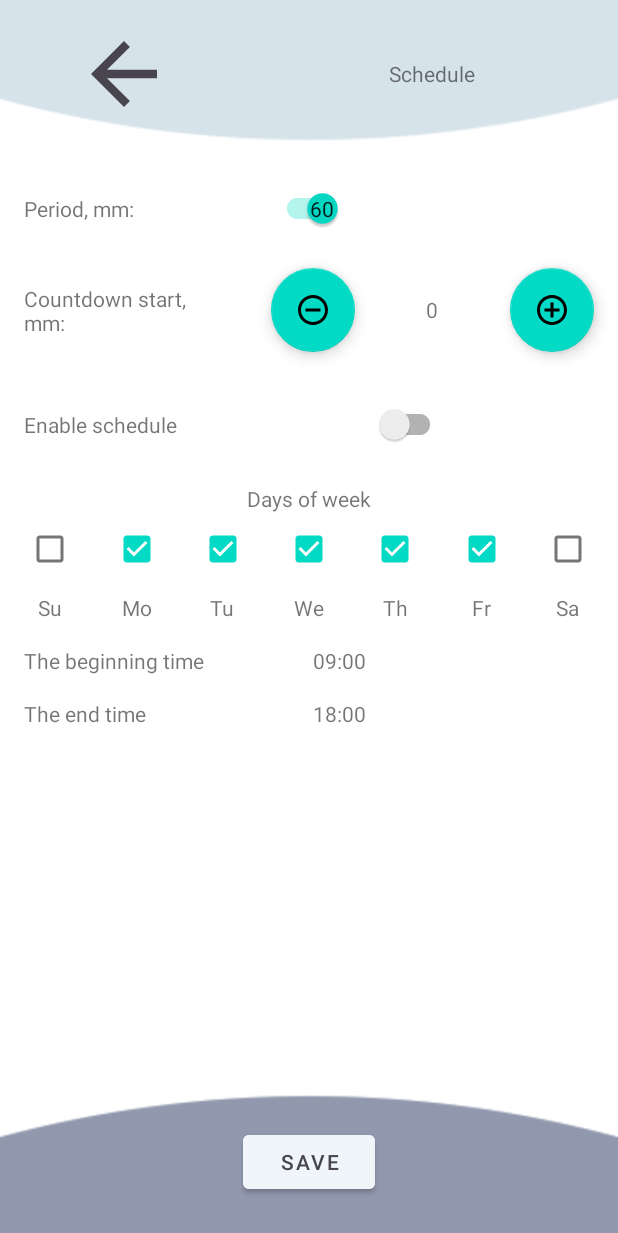
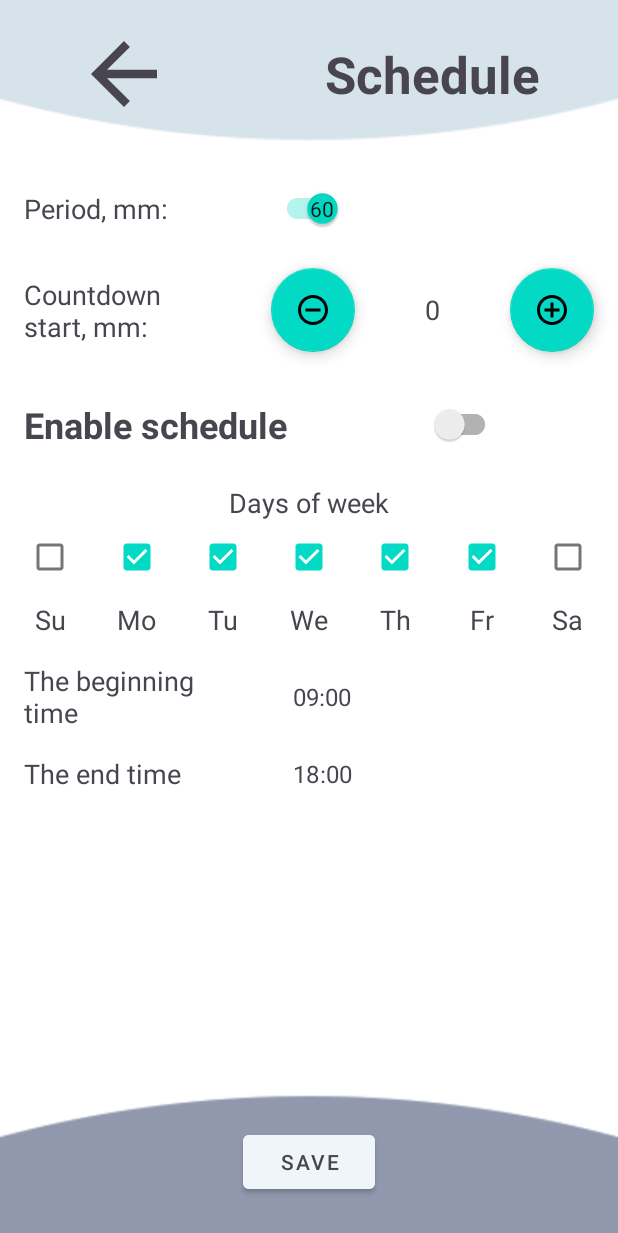
Before and after one commit to ArtyseevWork/Healthy-Work, an Android app: the ScheduleActivity screen opened directly, with no data from a screen before it, on a phone screen of 412 x 824 dp. Shown: the top 1233 px of the screen. Run offline under Robolectric (Android 15) with nearby library versions, the phone set to English and light mode, and no system bars.

Commit message:
refactor activity_schedule.xml

```diff
--- a/app/src/main/java/com/mordansoft/healthywork/activity/PreferencesActivity.java
+++ b/app/src/main/java/com/mordansoft/healthywork/activity/PreferencesActivity.java
@@ -53,7 +53,6 @@ public class PreferencesActivity extends AppCompatActivity {
     View.OnClickListener btnPlusListener = v -> changeCount(5);
     View.OnClickListener btnMinusListener = v -> changeCount(-5);
 
-
     /* ****** ! Listeners **********/
 
     private void changeCount(int delta){
--- a/app/src/main/res/layout/activity_schedule.xml
+++ b/app/src/main/res/layout/activity_schedule.xml
@@ -8,7 +8,7 @@
 
 
     <View
-        android:id="@+id/view2"
+        android:id="@+id/viewTop"
         android:layout_width="0dp"
         android:layout_height="0dp"
         android:background="@drawable/bkg_top"
@@ -32,7 +32,7 @@
 
     <TextView
         android:id="@+id/tv_schedule_title"
-        style="@style/general_title_text_style"
+        style="@style/title_text"
         android:layout_width="0dp"
         android:layout_height="0dp"
         android:gravity="center_horizontal|center_vertical"
@@ -46,7 +46,7 @@
 
     <TextView
         android:id="@+id/tv_schedule_period_title"
-        style="@style/general_title_2_text_style"
+        style="@style/header_2_text"
         android:layout_width="0dp"
         android:layout_height="wrap_content"
         android:layout_margin="@dimen/base_margin"
@@ -59,7 +59,7 @@
 
     <TextView
         android:id="@+id/tv_schedule_countdown_start_title"
-        style="@style/general_title_2_text_style"
+        style="@style/header_2_text"
         android:layout_width="0dp"
         android:layout_height="wrap_content"
         android:layout_margin="@dimen/base_margin"
@@ -105,7 +105,7 @@
 
     <TextView
         android:id="@+id/tv_schedule_countdown"
-        style="@style/general_title_2_text_style"
+        style="@style/header_2_text"
         android:layout_width="0dp"
         android:layout_height="wrap_content"
         android:layout_margin="@dimen/base_small_margin"
@@ -137,7 +137,7 @@
 
     <TextView
         android:id="@+id/tv_schedule_available_title"
-        style="@style/general_title_text_style"
+        style="@style/header_text"
         android:layout_width="wrap_content"
         android:layout_height="wrap_content"
         android:layout_margin="@dimen/base_margin"
@@ -161,7 +161,7 @@
 
     <TextView
         android:id="@+id/tv_schedule_days_of_week"
-        style="@style/general_title_2_text_style"
+        style="@style/header_2_text"
         android:layout_width="wrap_content"
         android:layout_height="wrap_content"
         android:layout_marginTop="16dp"
@@ -235,7 +235,7 @@
 
     <TextView
         android:id="@+id/tv_schedule_su"
-        style="@style/general_title_2_text_style"
+        style="@style/header_2_text"
         android:layout_width="wrap_content"
         android:layout_height="wrap_content"
         android:layout_marginTop="5dp"
@@ -246,7 +246,7 @@
 
     <TextView
         android:id="@+id/tv_schedule_mo"
-        style="@style/general_title_2_text_style"
+        style="@style/header_2_text"
         android:layout_width="wrap_content"
         android:layout_height="wrap_content"
         android:layout_marginTop="5dp"
@@ -257,7 +257,7 @@
 
     <TextView
         android:id="@+id/tv_schedule_tu"
-        style="@style/general_title_2_text_style"
+        style="@style/header_2_text"
         android:layout_width="wrap_content"
         android:layout_height="wrap_content"
         android:layout_marginTop="5dp"
@@ -268,7 +268,7 @@
 
     <TextView
         android:id="@+id/tv_schedule_we"
-        style="@style/general_title_2_text_style"
+        style="@style/header_2_text"
         android:layout_width="wrap_content"
         android:layout_height="wrap_content"
         android:layout_marginTop="5dp"
@@ -279,7 +279,7 @@
 
     <TextView
         android:id="@+id/tv_schedule_th"
-        style="@style/general_title_2_text_style"
+        style="@style/header_2_text"
         android:layout_width="wrap_content"
         android:layout_height="wrap_content"
         android:layout_marginTop="5dp"
@@ -290,7 +290,7 @@
 
     <TextView
         android:id="@+id/tv_schedule_fr"
-        style="@style/general_title_2_text_style"
+        style="@style/header_2_text"
         android:layout_width="wrap_content"
         android:layout_height="wrap_content"
         android:layout_marginTop="5dp"
@@ -301,7 +301,7 @@
 
     <TextView
         android:id="@+id/tv_schedule_sa"
-        style="@style/general_title_2_text_style"
+        style="@style/header_2_text"
         android:layout_width="wrap_content"
         android:layout_height="wrap_content"
         android:layout_marginTop="5dp"
@@ -312,7 +312,7 @@
 
     <TextView
         android:id="@+id/tv_schedule_start_title"
-        style="@style/general_title_2_text_style"
+        style="@style/header_2_text"
         android:layout_width="0dp"
         android:layout_height="wrap_content"
         android:layout_margin="@dimen/base_margin"
@@ -324,7 +324,7 @@
 
     <TextView
         android:id="@+id/tv_schedule_end_title"
-        style="@style/general_title_2_text_style"
+        style="@style/header_2_text"
         android:layout_width="0dp"
         android:layout_height="wrap_content"
         android:layout_margin="@dimen/base_margin"
@@ -335,7 +335,7 @@
 
     <TextView
         android:id="@+id/et_schedule_start_day"
-        style="@style/general_text_style"
+        style="@style/normal_text"
         android:layout_width="wrap_content"
         android:layout_height="wrap_content"
         android:ems="10"
@@ -347,7 +347,7 @@
 
     <TextView
         android:id="@+id/et_schedule_end_day"
-        style="@style/general_text_style"
+        style="@style/normal_text"
         android:layout_width="wrap_content"
         android:layout_height="wrap_content"
         android:ems="10"
@@ -359,7 +359,7 @@
 
     <TextView
         android:id="@+id/tv_schedule_recess_enable_title"
-        style="@style/general_title_2_text_style"
+        style="@style/header_2_text"
         android:layout_width="0dp"
         android:layout_height="wrap_content"
         android:layout_margin="@dimen/base_margin"
@@ -374,7 +374,7 @@
 
     <TextView
         android:id="@+id/tv_schedule_start_recess_title"
-        style="@style/general_title_2_text_style"
+        style="@style/header_2_text"
         android:layout_width="0dp"
         android:layout_height="wrap_content"
         android:layout_margin="@dimen/base_margin"
@@ -389,7 +389,7 @@
 
     <TextView
         android:id="@+id/tv_schedule_end_recess_title"
-        style="@style/general_title_2_text_style"
+        style="@style/header_2_text"
         android:layout_width="0dp"
         android:layout_height="wrap_content"
         android:layout_margin="@dimen/base_margin"
@@ -404,7 +404,7 @@
 
     <TextView
         android:id="@+id/et_schedule_start_recess"
-        style="@style/general_text_style"
+        style="@style/normal_text"
         android:layout_width="wrap_content"
         android:layout_height="wrap_content"
         android:ems="10"
@@ -416,7 +416,7 @@
 
     <TextView
         android:id="@+id/et_schedule_end_recess"
-        style="@style/general_text_style"
+        style="@style/normal_text"
         android:layout_width="wrap_content"
         android:layout_height="wrap_content"
         android:ems="10"
@@ -470,7 +470,7 @@
         app:layout_constraintGuide_percent="@dimen/guideline_y_bottom" />
 
     <View
-        android:id="@+id/view3"
+        android:id="@+id/viewBottom"
         android:layout_width="0dp"
         android:layout_height="0dp"
         android:background="@drawable/bkg_bottom"
```
